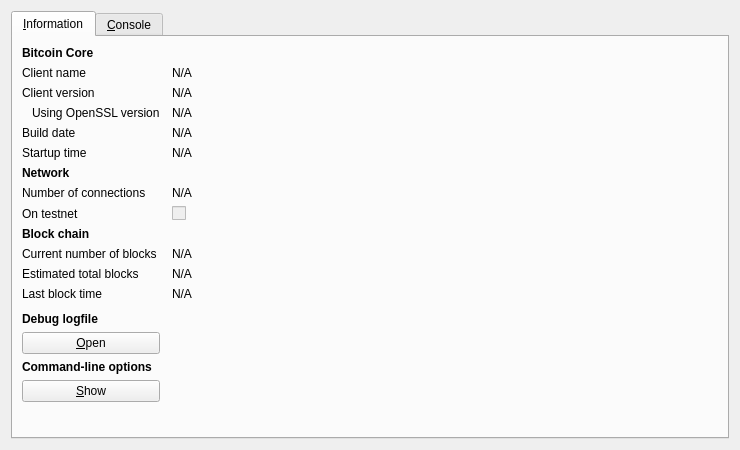
The window that src/qt/forms/rpcconsole.ui (elrapido80/nanotoken) describes before a commit, drawn with Qt 5.
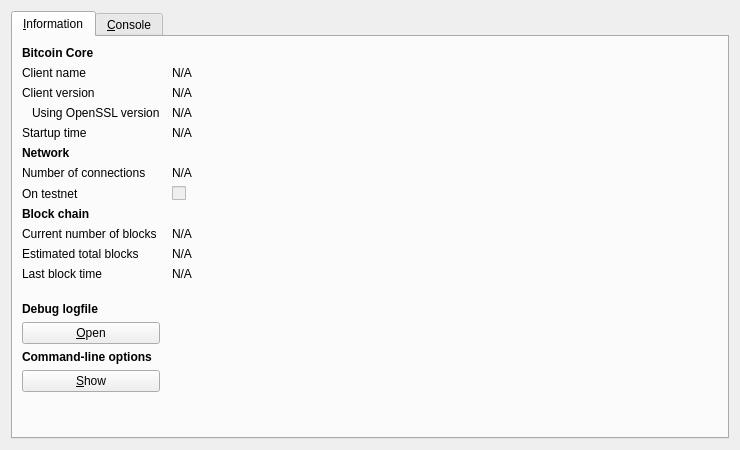
The same window after the commit. Icons and pictures are not drawn.

The edit to the form file:
```diff
--- a/src/qt/forms/rpcconsole.ui
+++ b/src/qt/forms/rpcconsole.ui
@@ -113,36 +113,13 @@
         </widget>
        </item>
        <item row="4" column="0">
-        <widget class="QLabel" name="label_12">
-         <property name="text">
-          <string>Build date</string>
-         </property>
-        </widget>
-       </item>
-       <item row="4" column="1">
-        <widget class="QLabel" name="buildDate">
-         <property name="cursor">
-          <cursorShape>IBeamCursor</cursorShape>
-         </property>
-         <property name="text">
-          <string>N/A</string>
-         </property>
-         <property name="textFormat">
-          <enum>Qt::PlainText</enum>
-         </property>
-         <property name="textInteractionFlags">
-          <set>Qt::LinksAccessibleByMouse|Qt::TextSelectableByKeyboard|Qt::TextSelectableByMouse</set>
-         </property>
-        </widget>
-       </item>
-       <item row="5" column="0">
         <widget class="QLabel" name="label_13">
          <property name="text">
           <string>Startup time</string>
          </property>
         </widget>
        </item>
-       <item row="5" column="1">
+       <item row="4" column="1">
         <widget class="QLabel" name="startupTime">
          <property name="cursor">
           <cursorShape>IBeamCursor</cursorShape>
@@ -158,7 +135,7 @@
          </property>
         </widget>
        </item>
-       <item row="6" column="0">
+       <item row="5" column="0">
         <widget class="QLabel" name="label_11">
          <property name="font">
           <font>
@@ -171,14 +148,14 @@
          </property>
         </widget>
        </item>
-       <item row="7" column="0">
+       <item row="6" column="0">
         <widget class="QLabel" name="label_7">
          <property name="text">
           <string>Number of connections</string>
          </property>
         </widget>
        </item>
-       <item row="7" column="1">
+       <item row="6" column="1">
         <widget class="QLabel" name="numberOfConnections">
          <property name="cursor">
           <cursorShape>IBeamCursor</cursorShape>
@@ -194,14 +171,14 @@
          </property>
         </widget>
        </item>
-       <item row="8" column="0">
+       <item row="7" column="0">
         <widget class="QLabel" name="label_8">
          <property name="text">
           <string>On testnet</string>
          </property>
         </widget>
        </item>
-       <item row="8" column="1">
+       <item row="7" column="1">
         <widget class="QCheckBox" name="isTestNet">
          <property name="enabled">
           <bool>false</bool>
@@ -211,7 +188,7 @@
          </property>
         </widget>
        </item>
-       <item row="9" column="0">
+       <item row="8" column="0">
         <widget class="QLabel" name="label_10">
          <property name="font">
           <font>
@@ -224,14 +201,14 @@
          </property>
         </widget>
        </item>
-       <item row="10" column="0">
+       <item row="9" column="0">
         <widget class="QLabel" name="label_3">
          <property name="text">
           <string>Current number of blocks</string>
          </property>
         </widget>
        </item>
-       <item row="10" column="1">
+       <item row="9" column="1">
         <widget class="QLabel" name="numberOfBlocks">
          <property name="cursor">
           <cursorShape>IBeamCursor</cursorShape>
@@ -247,14 +224,14 @@
          </property>
         </widget>
        </item>
-       <item row="11" column="0">
+       <item row="10" column="0">
         <widget class="QLabel" name="label_4">
          <property name="text">
           <string>Estimated total blocks</string>
          </property>
         </widget>
        </item>
-       <item row="11" column="1">
+       <item row="10" column="1">
         <widget class="QLabel" name="totalBlocks">
          <property name="cursor">
           <cursorShape>IBeamCursor</cursorShape>
@@ -270,14 +247,14 @@
          </property>
         </widget>
        </item>
-       <item row="12" column="0">
+       <item row="11" column="0">
         <widget class="QLabel" name="label_2">
          <property name="text">
           <string>Last block time</string>
          </property>
         </widget>
        </item>
-       <item row="12" column="1">
+       <item row="11" column="1">
         <widget class="QLabel" name="lastBlockTime">
          <property name="cursor">
           <cursorShape>IBeamCursor</cursorShape>
@@ -293,7 +270,7 @@
          </property>
         </widget>
        </item>
-       <item row="13" column="0">
+       <item row="12" column="0">
         <spacer name="verticalSpacer_2">
          <property name="orientation">
           <enum>Qt::Vertical</enum>
@@ -306,7 +283,7 @@
          </property>
         </spacer>
        </item>
-       <item row="14" column="0">
+       <item row="13" column="0">
         <widget class="QLabel" name="labelDebugLogfile">
          <property name="font">
           <font>
@@ -319,7 +296,7 @@
          </property>
         </widget>
        </item>
-       <item row="15" column="0">
+       <item row="14" column="0">
         <widget class="QPushButton" name="openDebugLogfileButton">
          <property name="toolTip">
           <string>Open the NanoTokens debug logfile from the current data directory. This can take a few seconds for large logfiles.</string>
```
Left out of the diff: 9 changed lines with no effect on the pictures.
